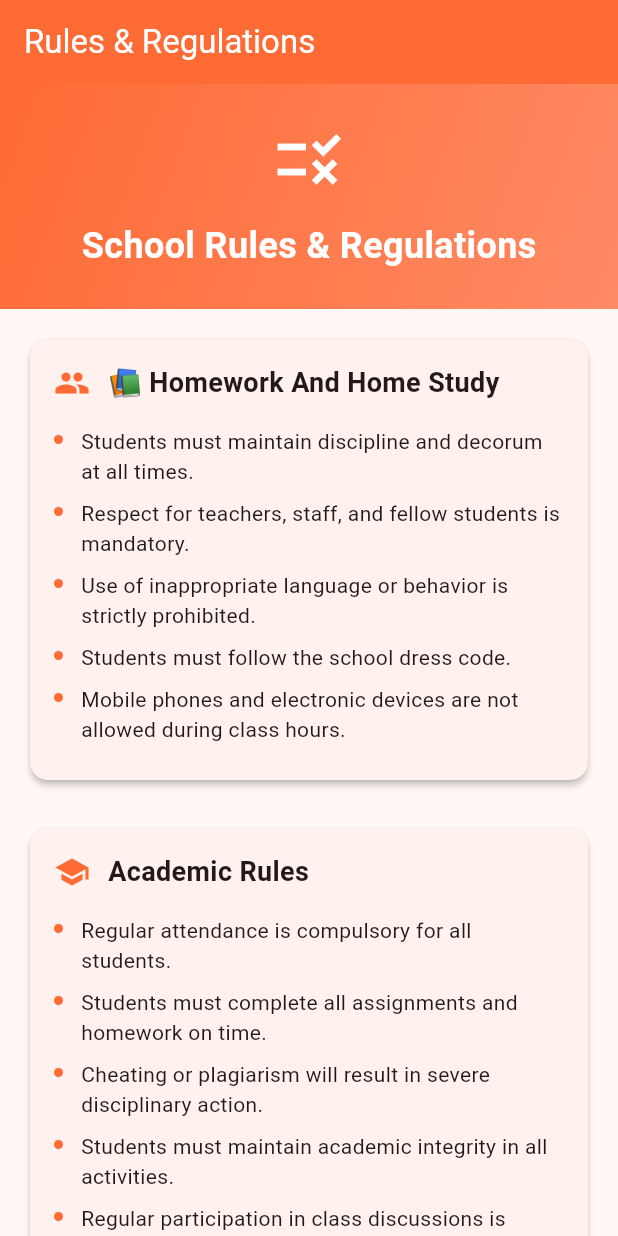
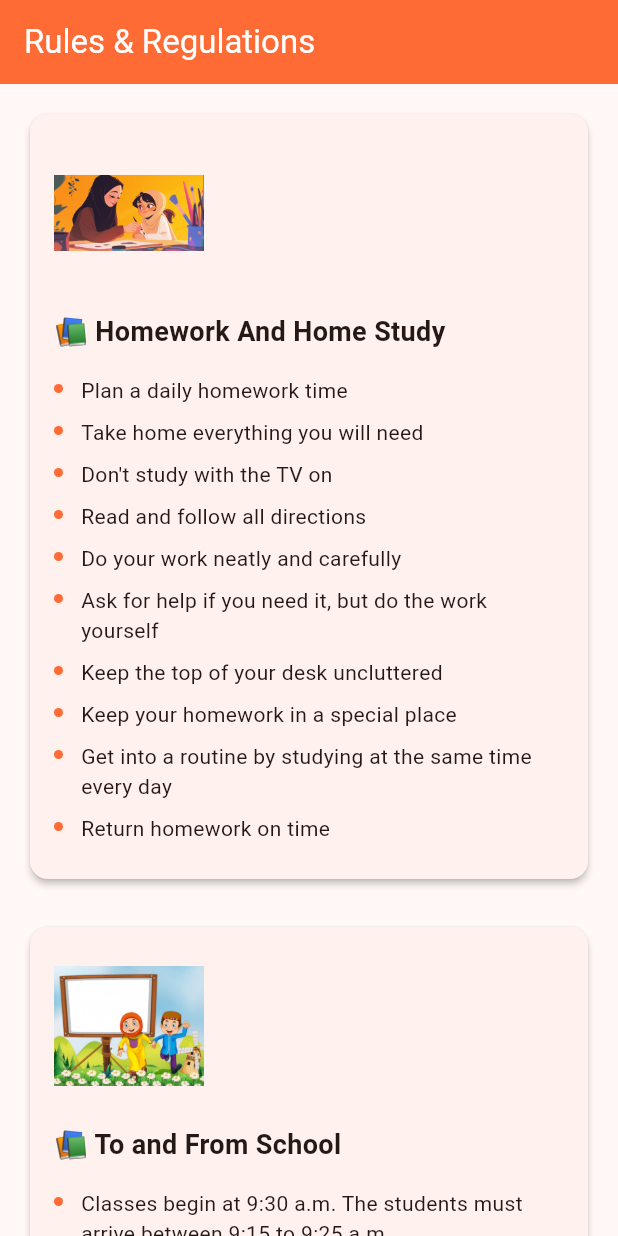
Before and after one commit to findgarageandyardsale/ssla_mobile, a Flutter app: the RulesScreen screen opened by its route, on a phone screen of 412 x 824 dp. Run offline on Flutter 3.47's test engine with Material 3 defaults, Android fonts, the light colour scheme and no system bars; our stand-ins replace flutter_riverpod, go_router.

Commit message:
Rules and Regulation

```diff
--- a/lib/screens/home_screen.dart
+++ b/lib/screens/home_screen.dart
@@ -122,7 +122,7 @@ class HomeScreen extends ConsumerWidget {
                           ),
                         ),
                         TextButton(
-                          onPressed: () => context.go('/gallery'),
+                          onPressed: () => context.push('/gallery'),
                           child: const Text('View All'),
                         ),
                       ],
--- a/lib/screens/rules_screen.dart
+++ b/lib/screens/rules_screen.dart
@@ -12,141 +12,84 @@ class RulesScreen extends StatelessWidget {
         child: Column(
           crossAxisAlignment: CrossAxisAlignment.start,
           children: [
-            // Hero Section
-            Container(
-              width: double.infinity,
-              height: 150,
-              decoration: const BoxDecoration(
-                gradient: AppColors.primaryGradient,
-              ),
-              child: const Column(
-                mainAxisAlignment: MainAxisAlignment.center,
-                children: [
-                  Icon(Icons.rule, size: 50, color: Colors.white),
-                  SizedBox(height: 16),
-                  Text(
-                    'School Rules & Regulations',
-                    style: TextStyle(
-                      fontSize: 24,
-                      fontWeight: FontWeight.bold,
-                      color: Colors.white,
-                    ),
-                  ),
-                ],
-              ),
-            ),
-
             // Rules Content
             Padding(
               padding: const EdgeInsets.all(16.0),
               child: Column(
                 crossAxisAlignment: CrossAxisAlignment.start,
                 children: [
-                  _buildRulesSection('📚 Homework And Home Study', Icons.people, [
-                    'Students must maintain discipline and decorum at all times.',
-                    'Respect for teachers, staff, and fellow students is mandatory.',
-                    'Use of inappropriate language or behavior is strictly prohibited.',
-                    'Students must follow the school dress code.',
-                    'Mobile phones and electronic devices are not allowed during class hours.',
-                  ]),
-
-                  const SizedBox(height: 24),
-
-                  _buildRulesSection('Academic Rules', Icons.school, [
-                    'Regular attendance is compulsory for all students.',
-                    'Students must complete all assignments and homework on time.',
-                    'Cheating or plagiarism will result in severe disciplinary action.',
-                    'Students must maintain academic integrity in all activities.',
-                    'Regular participation in class discussions is expected.',
-                  ]),
-
-                  const SizedBox(height: 24),
-
-                  _buildRulesSection('Attendance & Punctuality', Icons.access_time, [
-                    'Students must arrive at school 10 minutes before the first bell.',
-                    'Late arrival will be recorded and may affect attendance.',
-                    'Absence from school requires a written explanation from parents.',
-                    'Medical certificates are required for absences longer than 3 days.',
-                    'Students must attend all mandatory school events and functions.',
-                  ]),
-
-                  const SizedBox(height: 24),
-
-                  _buildRulesSection('Dress Code', Icons.checkroom, [
-                    'Students must wear the complete school uniform.',
-                    'Uniform must be clean, pressed, and properly fitted.',
-                    'Hair should be neat and well-groomed.',
-                    'No jewelry or accessories except those specified by the school.',
-                    'Sports shoes are only allowed during physical education classes.',
-                  ]),
-
-                  const SizedBox(height: 24),
-
-                  _buildRulesSection('Library Rules', Icons.library_books, [
-                    'Maintain silence in the library at all times.',
-                    'Books must be handled with care and returned on time.',
-                    'No food or drinks are allowed in the library.',
-                    'Students must follow the borrowing rules and limits.',
-                    'Damaged books must be reported immediately.',
-                  ]),
-
-                  const SizedBox(height: 24),
-
                   _buildRulesSection(
-                    'Sports & Physical Education',
-                    Icons.sports,
-                    [
-                      'Participation in physical education is mandatory.',
-                      'Students must wear appropriate sports attire.',
-                      'Follow safety guidelines for all sports activities.',
-                      'Sports equipment must be used responsibly.',
-                      'Respect for coaches and fellow players is essential.',
+                    title: '📚 Homework And Home Study',
+                    imageUrl: 'assets/rule/study.png',
+                    rules: [
+                      'Plan a daily homework time',
+                      'Take home everything you will need',
+                      'Don\'t study with the TV on',
+                      'Read and follow all directions',
+                      'Do your work neatly and carefully',
+                      'Ask for help if you need it, but do the work yourself',
+                      'Keep the top of your desk uncluttered',
+                      'Keep your homework in a special place',
+                      'Get into a routine by studying at the same time every day',
+                      'Return homework on time',
                     ],
                   ),
 
                   const SizedBox(height: 24),
 
-                  _buildRulesSection('Cafeteria & Food', Icons.restaurant, [
-                    'Maintain cleanliness in the cafeteria area.',
-                    'No food wastage is allowed.',
-                    'Follow the designated lunch break schedule.',
-                    'Students must queue properly for food service.',
-                    'Report any food-related issues to the staff immediately.',
-                  ]),
-
-                  const SizedBox(height: 24),
-
-                  _buildRulesSection('Transportation', Icons.directions_bus, [
-                    'Students using school transport must follow bus rules.',
-                    'Maintain discipline while boarding and alighting.',
-                    'No eating or drinking on the bus.',
-                    'Follow the designated pickup and drop-off times.',
-                    'Report any transport-related issues to the transport coordinator.',
-                  ]),
-
-                  const SizedBox(height: 24),
-
-                  _buildRulesSection('Disciplinary Actions', Icons.warning, [
-                    'Minor violations may result in warnings or detention.',
-                    'Serious violations may lead to suspension or expulsion.',
-                    'Parents will be informed of all disciplinary actions.',
-                    'Students have the right to appeal disciplinary decisions.',
-                    'Repeated violations will result in stricter penalties.',
-                  ]),
+                  _buildRulesSection(
+                    title: '📚 To and From School',
+                    imageUrl: 'assets/rule/to_from.png',
+                    rules: [
+                      'Classes begin at 9:30 a.m. The students must arrive between 9:15 to 9:25 a.m.',
+                      'Students are not allowed to leave the classroom without permission anytime.',
+                      'Students are dismissed at 12:50 p.m. Parents of students under age 6 must check with the teacher place of student dismissal.',
+                      'Absences and tardies must be verified by a note. Three absences or tardies without a note may result in suspension.',
+                    ],
+                  ),
 
                   const SizedBox(height: 24),
 
                   _buildRulesSection(
-                    'Parental Responsibilities',
-                    Icons.family_restroom,
-                    [
-                      'Ensure regular attendance of their children.',
-                      'Monitor academic progress and homework completion.',
-                      'Attend parent-teacher meetings regularly.',
-                      'Support school policies and disciplinary measures.',
-                      'Maintain open communication with teachers and staff.',
+                    title: '📚 General Rules',
+                    imageUrl: 'assets/rule/general_rules.jpg',
+                    rules: [
+                      'Vulgar or profane language is prohibited and may result in a suspension.',
+                      'No toys, ipods, or electronic games are allowed while you are in the school.',
+                      'No climbing on or over any fence.',
+                      'Students are to keep classroom, bathroom, and Gurdwara premises neat and clean.',
+                      'Students must wear school uniform.',
                     ],
                   ),
+
+                  const SizedBox(height: 24),
+
+                  _buildRulesSection(
+                    title: '📚 Discipline Policies',
+                    imageUrl: 'assets/rule/discipline_policies.png',
+                    rules: [
+                      'Verbal warning',
+                      'Parent notification or conferences',
+                      'Suspension',
+                    ],
+                  ),
+
+                  const SizedBox(height: 24),
+
+                  _buildRulesSection(
+                    title: '📚 Classroom Rules',
+                    imageUrl: 'assets/rule/classroom_rules.png',
+                    rules: [
+                      'Listen carefully.',
+                      'Follow directions.',
+                      'Work quietly. Do not disturb others who are working.',
+                      'Respect others. Be kind with your words and actions.',
+                      'Respect school and personal property.',
+                      'Be quiet all times. Raise your hand if need to speak.',
+                    ],
+                  ),
+
+                  const SizedBox(height: 24),
 
                   const SizedBox(height: 32),
 
@@ -238,7 +181,11 @@ class RulesScreen extends StatelessWidget {
     );
   }
 
-  Widget _buildRulesSection(String title, IconData icon, List<String> rules) {
+  Widget _buildRulesSection({
+    required String title,
+    required List<String> rules,
+    String? imageUrl,
+  }) {
     return Card(
       elevation: 2,
       child: Padding(
@@ -246,18 +193,12 @@ class RulesScreen extends StatelessWidget {
         child: Column(
           crossAxisAlignment: CrossAxisAlignment.start,
           children: [
-            Row(
-              children: [
-                Icon(icon, color: AppColors.primary, size: 24),
-                const SizedBox(width: 12),
-                Text(
-                  title,
-                  style: const TextStyle(
-                    fontSize: 18,
-                    fontWeight: FontWeight.bold,
-                  ),
-                ),
-              ],
+            if (imageUrl != null)
+              Image.asset(imageUrl, width: 100, height: 100),
+            const SizedBox(height: 16),
+            Text(
+              title,
+              style: const TextStyle(fontSize: 18, fontWeight: FontWeight.bold),
             ),
             const SizedBox(height: 16),
             ...rules.map(
--- a/pubspec.yaml
+++ b/pubspec.yaml
@@ -86,6 +86,7 @@ flutter:
     - assets/courses/
     - assets/gallery/
     - assets/slider/
+    - assets/rule/
 
   # An image asset can refer to one or more resolution-specific "variants", see
   # https://flutter.dev/to/resolution-aware-images
```
Also changed, not shown: lib/screens/gallery_screen.dart (+8 -8 lines), lib/screens/image_notice_screen.dart (added, +83 -0 lines), lib/screens/notice_board_screen.dart (+1 -25 lines), assets/notice.jpeg (added), assets/rule/classroom_rules.png (renamed from assets/classroom_rules.png), assets/rule/discipline_policies.png (renamed from assets/discipline_policies.png), assets/rule/general_rules.jpg (renamed from assets/general_rules.jpg), assets/rule/study.png (renamed from assets/study.png), assets/rule/to_from.png (renamed from assets/to_from.png).
